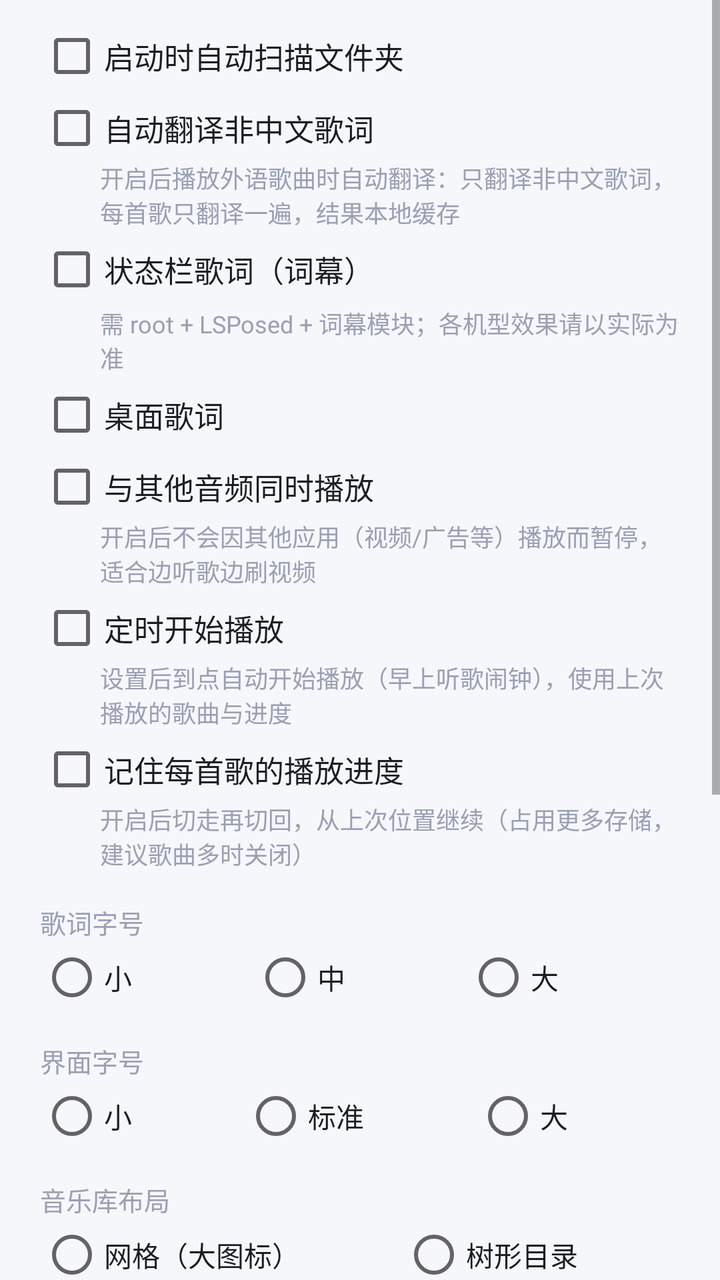
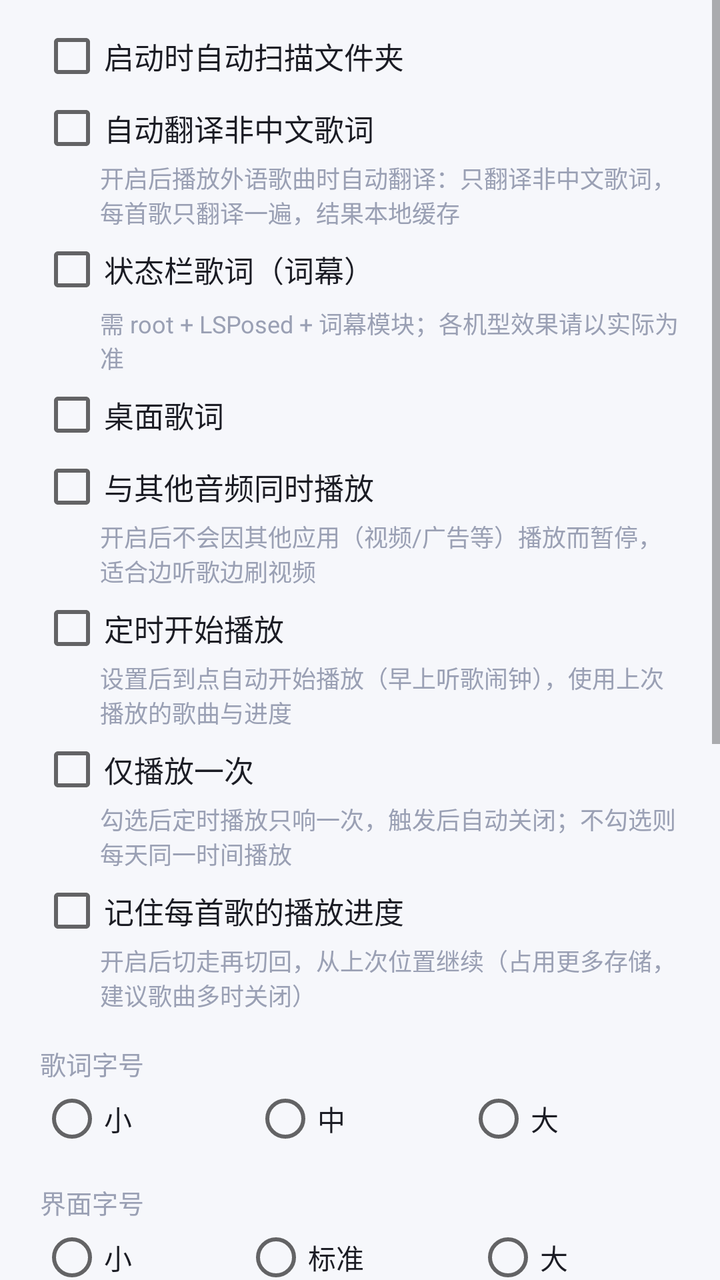

Before-and-after screenshots of an Android layout around one commit, followed by the original layout XML and the change that was made.
<!-- AndroidManifest.xml: application theme Theme.SubtitlePlayer -->
<!-- res/layout/settings_dialog.xml -->
<?xml version="1.0" encoding="utf-8"?>
<ScrollView xmlns:android="http://schemas.android.com/apk/res/android"
    android:layout_width="match_parent"
    android:layout_height="wrap_content">

    <LinearLayout
        android:layout_width="match_parent"
        android:layout_height="wrap_content"
        android:orientation="vertical"
        android:paddingStart="20dp"
        android:paddingEnd="20dp"
        android:paddingTop="12dp"
        android:paddingBottom="4dp">

        <CheckBox
            android:id="@+id/chkAutoScan"
            android:layout_width="match_parent"
            android:layout_height="wrap_content"
            android:text="@string/auto_scan"
            android:textColor="@color/text_primary"
            android:textSize="15sp" />

        <CheckBox
            android:id="@+id/chkAutoTrans"
            android:layout_width="match_parent"
            android:layout_height="wrap_content"
            android:layout_marginTop="4dp"
            android:text="@string/auto_trans"
            android:textColor="@color/text_primary"
            android:textSize="15sp" />

        <TextView
            android:layout_width="match_parent"
            android:layout_height="wrap_content"
            android:layout_marginStart="30dp"
            android:text="@string/auto_trans_hint"
            android:textColor="@color/text_hint"
            android:textSize="12sp" />

        <CheckBox
            android:id="@+id/chkLyricon"
            android:layout_width="match_parent"
            android:layout_height="wrap_content"
            android:layout_marginTop="4dp"
            android:text="@string/lyricon_enabled"
            android:textColor="@color/text_primary"
            android:textSize="15sp" />

        <TextView
            android:layout_width="match_parent"
            android:layout_height="wrap_content"
            android:layout_marginStart="30dp"
            android:layout_marginTop="2dp"
            android:text="@string/lyricon_hint"
            android:textColor="@color/text_hint"
            android:textSize="12sp" />

        <CheckBox
            android:id="@+id/chkDesktopLyrics"
            android:layout_width="match_parent"
            android:layout_height="wrap_content"
            android:layout_marginTop="4dp"
            android:text="@string/desktop_lyrics_label"
            android:textColor="@color/text_primary"
            android:textSize="15sp" />

        <LinearLayout
            android:id="@+id/lyricsGroup"
            android:layout_width="match_parent"
            android:layout_height="wrap_content"
            android:layout_marginStart="30dp"
            android:orientation="vertical"
            android:visibility="gone">

            <TextView
                android:layout_width="match_parent"
                android:layout_height="wrap_content"
                android:layout_marginTop="8dp"
                android:text="@string/desktop_lyrics_size_label"
                android:textColor="@color/text_hint"
                android:textSize="13sp" />

            <RadioGroup
                android:id="@+id/rgDesktopSize"
                android:layout_width="match_parent"
                android:layout_height="wrap_content"
                android:orientation="horizontal">

                <RadioButton
                    android:id="@+id/rbDesktopSizeS"
                    android:layout_width="wrap_content"
                    android:layout_height="wrap_content"
                    android:layout_weight="1"
                    android:tag="0"
                    android:text="@string/size_small"
                    android:textColor="@color/text_primary" />

                <RadioButton
                    android:id="@+id/rbDesktopSizeM"
                    android:layout_width="wrap_content"
                    android:layout_height="wrap_content"
                    android:layout_weight="1"
                    android:tag="1"
                    android:text="@string/size_medium"
                    android:textColor="@color/text_primary" />

                <RadioButton
                    android:id="@+id/rbDesktopSizeL"
                    android:layout_width="wrap_content"
                    android:layout_height="wrap_content"
                    android:layout_weight="1"
                    android:tag="2"
                    android:text="@string/size_large"
                    android:textColor="@color/text_primary" />
            </RadioGroup>

            <TextView
                android:layout_width="match_parent"
                android:layout_height="wrap_content"
                android:layout_marginTop="8dp"
                android:text="@string/desktop_lyrics_alpha_label"
                android:textColor="@color/text_hint"
                android:textSize="13sp" />

            <RadioGroup
                android:id="@+id/rgDesktopAlpha"
                android:layout_width="match_parent"
                android:layout_height="wrap_content"
                android:orientation="horizontal">

                <RadioButton
                    android:id="@+id/rbDesktopAlpha0"
                    android:layout_width="wrap_content"
                    android:layout_height="wrap_content"
                    android:layout_weight="1"
                    android:tag="0"
                    android:text="@string/desktop_lyrics_alpha_0"
                    android:textColor="@color/text_primary" />

                <RadioButton
                    android:id="@+id/rbDesktopAlpha1"
                    android:layout_width="wrap_content"
                    android:layout_height="wrap_content"
                    android:layout_weight="1"
                    android:tag="1"
                    android:text="@string/desktop_lyrics_alpha_1"
                    android:textColor="@color/text_primary" />

                <RadioButton
                    android:id="@+id/rbDesktopAlpha2"
                    android:layout_width="wrap_content"
                    android:layout_height="wrap_content"
                    android:layout_weight="1"
                    android:tag="2"
                    android:text="@string/desktop_lyrics_alpha_2"
                    android:textColor="@color/text_primary" />
            </RadioGroup>

            <CheckBox
                android:id="@+id/chkLyricsLocked"
                android:layout_width="match_parent"
                android:layout_height="wrap_content"
                android:layout_marginTop="4dp"
                android:text="@string/desktop_lyrics_locked"
                android:textColor="@color/text_primary"
                android:textSize="14sp" />
        </LinearLayout>

        <CheckBox
            android:id="@+id/chkMixAudio"
            android:layout_width="match_parent"
            android:layout_height="wrap_content"
            android:layout_marginTop="4dp"
            android:text="@string/mix_audio_label"
            android:textColor="@color/text_primary"
            android:textSize="15sp" />

        <TextView
            android:layout_width="match_parent"
            android:layout_height="wrap_content"
            android:layout_marginStart="30dp"
            android:text="@string/mix_audio_hint"
            android:textColor="@color/text_hint"
            android:textSize="12sp" />

        <CheckBox
            android:id="@+id/chkAlarmPlay"
            android:layout_width="match_parent"
            android:layout_height="wrap_content"
            android:layout_marginTop="4dp"
            android:text="@string/alarm_play"
            android:textColor="@color/text_primary"
            android:textSize="15sp" />

        <TextView
            android:layout_width="match_parent"
            android:layout_height="wrap_content"
            android:layout_marginStart="30dp"
            android:text="@string/alarm_play_hint"
            android:textColor="@color/text_hint"
            android:textSize="12sp" />

        <CheckBox
            android:id="@+id/chkPerSong"
            android:layout_width="match_parent"
            android:layout_height="wrap_content"
            android:layout_marginTop="4dp"
            android:text="@string/per_song_label"
            android:textColor="@color/text_primary"
            android:textSize="15sp" />

        <TextView
            android:layout_width="match_parent"
            android:layout_height="wrap_content"
            android:layout_marginStart="30dp"
            android:text="@string/per_song_hint"
            android:textColor="@color/text_hint"
            android:textSize="12sp" />

        <TextView
            android:layout_width="match_parent"
            android:layout_height="wrap_content"
            android:layout_marginTop="16dp"
            android:text="@string/lyric_size_label"
            android:textColor="@color/text_hint"
            android:textSize="13sp" />

        <RadioGroup
            android:id="@+id/rgLyricSize"
            android:layout_width="match_parent"
            android:layout_height="wrap_content"
            android:layout_marginTop="2dp"
            android:orientation="horizontal">

            <RadioButton
                android:id="@+id/rbLyricSmall"
                android:layout_width="wrap_content"
                android:layout_height="wrap_content"
                android:layout_weight="1"
                android:tag="15"
                android:text="@string/size_small"
                android:textColor="@color/text_primary" />

            <RadioButton
                android:id="@+id/rbLyricMid"
                android:layout_width="wrap_content"
                android:layout_height="wrap_content"
                android:layout_weight="1"
                android:tag="18"
                android:text="@string/size_medium"
                android:textColor="@color/text_primary" />

            <RadioButton
                android:id="@+id/rbLyricLarge"
                android:layout_width="wrap_content"
                android:layout_height="wrap_content"
                android:layout_weight="1"
                android:tag="22"
                android:text="@string/size_large"
                android:textColor="@color/text_primary" />
        </RadioGroup>

        <TextView
            android:layout_width="match_parent"
            android:layout_height="wrap_content"
            android:layout_marginTop="16dp"
            android:text="@string/ui_size_label"
            android:textColor="@color/text_hint"
            android:textSize="13sp" />

        <RadioGroup
            android:id="@+id/rgUiSize"
            android:layout_width="match_parent"
            android:layout_height="wrap_content"
            android:layout_marginTop="2dp"
            android:orientation="horizontal">

            <RadioButton
                android:id="@+id/rbUiSmall"
                android:layout_width="wrap_content"
                android:layout_height="wrap_content"
                android:layout_weight="1"
                android:tag="13"
                android:text="@string/size_small"
                android:textColor="@color/text_primary" />

            <RadioButton
                android:id="@+id/rbUiStd"
                android:layout_width="wrap_content"
                android:layout_height="wrap_content"
                android:layout_weight="1"
                android:tag="15"
                android:text="@string/size_standard"
                android:textColor="@color/text_primary" />

            <RadioButton
                android:id="@+id/rbUiLarge"
                android:layout_width="wrap_content"
                android:layout_height="wrap_content"
                android:layout_weight="1"
                android:tag="17"
                android:text="@string/size_large"
                android:textColor="@color/text_primary" />
        </RadioGroup>

        <TextView
            android:layout_width="match_parent"
            android:layout_height="wrap_content"
            android:layout_marginTop="16dp"
            android:text="@string/lib_layout"
            android:textColor="@color/text_hint"
            android:textSize="13sp" />

        <RadioGroup
            android:id="@+id/rgLibLayout"
            android:layout_width="match_parent"
            android:layout_height="wrap_content"
            android:layout_marginTop="2dp"
            android:orientation="horizontal">

            <RadioButton
                android:id="@+id/rbLibGrid"
                android:layout_width="wrap_content"
                android:layout_height="wrap_content"
                android:layout_weight="1"
                android:tag="0"
                android:text="@string/lib_grid"
                android:textColor="@color/text_primary" />

            <RadioButton
                android:id="@+id/rbLibTree"
                android:layout_width="wrap_content"
                android:layout_height="wrap_content"
                android:layout_weight="1"
                android:tag="1"
                android:text="@string/lib_tree"
                android:textColor="@color/text_primary" />
        </RadioGroup>

        <TextView
            android:layout_width="match_parent"
            android:layout_height="wrap_content"
            android:layout_marginTop="16dp"
            android:text="@string/seek_step_label"
            android:textColor="@color/text_hint"
            android:textSize="13sp" />

        <RadioGroup
            android:id="@+id/rgSeekStep"
            android:layout_width="match_parent"
            android:layout_height="wrap_content"
            android:layout_marginTop="2dp"
            android:orientation="horizontal">

            <RadioButton
                android:layout_width="wrap_content"
                android:layout_height="wrap_content"
                android:layout_weight="1"
                android:tag="1"
                android:text="1s"
                android:textColor="@color/text_primary" />

            <RadioButton
                android:layout_width="wrap_content"
                android:layout_height="wrap_content"
                android:layout_weight="1"
                android:tag="2"
                android:text="2s"
                android:textColor="@color/text_primary" />

            <RadioButton
                android:layout_width="wrap_content"
                android:layout_height="wrap_content"
                android:layout_weight="1"
                android:tag="5"
                android:text="5s"
                android:textColor="@color/text_primary" />

            <RadioButton
                android:layout_width="wrap_content"
                android:layout_height="wrap_content"
                android:layout_weight="1"
                android:tag="10"
                android:text="10s"
                android:textColor="@color/text_primary" />

            <RadioButton
                android:layout_width="wrap_content"
                android:layout_height="wrap_content"
                android:layout_weight="1"
                android:tag="15"
                android:text="15s"
                android:textColor="@color/text_primary" />

            <RadioButton
                android:layout_width="wrap_content"
                android:layout_height="wrap_content"
                android:layout_weight="1"
                android:tag="30"
                android:text="30s"
                android:textColor="@color/text_primary" />
        </RadioGroup>

        <TextView
            android:layout_width="match_parent"
            android:layout_height="wrap_content"
            android:layout_marginTop="16dp"
            android:text="@string/lyric_font_label"
            android:textColor="@color/text_hint"
            android:textSize="13sp" />

        <RadioGroup
            android:id="@+id/rgFont"
            android:layout_width="match_parent"
            android:layout_height="wrap_content"
            android:layout_marginTop="2dp"
            android:orientation="horizontal">

            <RadioButton
                android:id="@+id/rbFontDefault"
                android:layout_width="wrap_content"
                android:layout_height="wrap_content"
                android:layout_weight="1"
                android:tag="0"
                android:text="@string/font_default"
                android:textColor="@color/text_primary" />

            <RadioButton
                android:id="@+id/rbFontSerif"
                android:layout_width="wrap_content"
                android:layout_height="wrap_content"
                android:layout_weight="1"
                android:tag="1"
                android:text="@string/font_serif"
                android:textColor="@color/text_primary" />

            <RadioButton
                android:id="@+id/rbFontMono"
                android:layout_width="wrap_content"
                android:layout_height="wrap_content"
                android:layout_weight="1"
                android:tag="2"
                android:text="@string/font_mono"
                android:textColor="@color/text_primary" />
        </RadioGroup>

        <LinearLayout
            android:layout_width="match_parent"
            android:layout_height="wrap_content"
            android:layout_marginTop="18dp"
            android:orientation="horizontal">

            <Button
                android:id="@+id/btnRescanNow"
                style="@style/BtnStyle"
                android:layout_width="0dp"
                android:layout_height="wrap_content"
                android:layout_marginEnd="6dp"
                android:layout_weight="1"
                android:text="@string/rescan" />

            <Button
                android:id="@+id/btnChangeFolder"
                style="@style/BtnStyle"
                android:layout_width="0dp"
                android:layout_height="wrap_content"
                android:layout_weight="1"
                android:text="@string/change_folder" />
        </LinearLayout>

        <Button
            android:id="@+id/btnAbout"
            style="@style/BtnStyle"
            android:layout_width="match_parent"
            android:layout_height="wrap_content"
            android:layout_marginTop="10dp"
            android:text="@string/about" />

        <Button
            android:id="@+id/btnTransSettings"
            style="@style/BtnStyle"
            android:layout_width="match_parent"
            android:layout_height="wrap_content"
            android:layout_marginTop="10dp"
            android:text="@string/trans_settings" />

        <Button
            android:id="@+id/btnEqSettings"
            style="@style/BtnStyle"
            android:layout_width="match_parent"
            android:layout_height="wrap_content"
            android:layout_marginTop="10dp"
            android:text="@string/eq_entry" />

        <Button
            android:id="@+id/btnTheme"
            style="@style/BtnStyle"
            android:layout_width="match_parent"
            android:layout_height="wrap_content"
            android:layout_marginTop="10dp"
            android:text="@string/theme_entry" />

    </LinearLayout>
</ScrollView>
<!-- resources referenced by this layout -->
<resources>
  <color name="text_hint">#9AA0B4</color>
  <color name="text_primary">#1B1C24</color>
  <string name="about">关于拾音</string>
  <string name="alarm_play">定时开始播放</string>
  <string name="alarm_play_hint">设置后到点自动开始播放（早上听歌闹钟），使用上次播放的歌曲与进度</string>
  <string name="auto_scan">启动时自动扫描文件夹</string>
  <string name="auto_trans">自动翻译非中文歌词</string>
  <string name="auto_trans_hint">开启后播放外语歌曲时自动翻译：只翻译非中文歌词，每首歌只翻译一遍，结果本地缓存</string>
  <string name="change_folder">更换文件夹</string>
  <string name="desktop_lyrics_alpha_0">不透明</string>
  <string name="desktop_lyrics_alpha_1">半透明</string>
  <string name="desktop_lyrics_alpha_2">更透明</string>
  <string name="desktop_lyrics_alpha_label">背景透明度</string>
  <string name="desktop_lyrics_label">桌面歌词</string>
  <string name="desktop_lyrics_locked">锁定位置（不可拖动）</string>
  <string name="desktop_lyrics_size_label">歌词字号</string>
  <string name="eq_entry">音效</string>
  <string name="font_default">默认</string>
  <string name="font_mono">等宽</string>
  <string name="font_serif">衬线</string>
  <string name="lib_grid">网格（大图标）</string>
  <string name="lib_layout">音乐库布局</string>
  <string name="lib_tree">树形目录</string>
  <string name="lyric_font_label">歌词字体</string>
  <string name="lyric_size_label">歌词字号</string>
  <string name="lyricon_enabled">状态栏歌词（词幕）</string>
  <string name="lyricon_hint">需 root + LSPosed + 词幕模块；各机型效果请以实际为准</string>
  <string name="mix_audio_hint">开启后不会因其他应用（视频/广告等）播放而暂停，适合边听歌边刷视频</string>
  <string name="mix_audio_label">与其他音频同时播放</string>
  <string name="per_song_hint">开启后切走再切回，从上次位置继续（占用更多存储，建议歌曲多时关闭）</string>
  <string name="per_song_label">记住每首歌的播放进度</string>
  <string name="rescan">重新扫描</string>
  <string name="seek_step_label">快进退时长</string>
  <string name="size_large">大</string>
  <string name="size_medium">中</string>
  <string name="size_small">小</string>
  <string name="size_standard">标准</string>
  <string name="theme_entry">主题</string>
  <string name="trans_settings">翻译设置</string>
  <string name="ui_size_label">界面字号</string>
  <style name="BtnStyle" parent="Widget.AppCompat.Button">
          <item name="android:background">@drawable/bg_button</item>
          <item name="android:textColor">@color/white</item>
          <item name="android:textAllCaps">false</item>
          <item name="android:textSize">13sp</item>
          <item name="android:minHeight">0dp</item>
          <item name="android:minWidth">0dp</item>
          <item name="android:insetTop">0dp</item>
          <item name="android:insetBottom">0dp</item>
          <item name="android:paddingTop">9dp</item>
          <item name="android:paddingBottom">9dp</item>
          <item name="android:paddingStart">10dp</item>
          <item name="android:paddingEnd">10dp</item>
      </style>
  <style name="Theme.SubtitlePlayer" parent="Theme.AppCompat.DayNight.NoActionBar">
          <item name="android:windowBackground">@color/bg</item>
          <item name="android:statusBarColor">@color/bg</item>
          <item name="android:navigationBarColor">@color/bg</item>
      </style>
  <!-- drawable bg_button (drawable) -->
  <?xml version="1.0" encoding="utf-8"?>
  <shape xmlns:android="http://schemas.android.com/apk/res/android"
      android:shape="rectangle">
      <corners android:radius="22dp" />
      <gradient
          android:angle="0"
          android:endColor="@color/accent_dark"
          android:startColor="@color/accent" />
  </shape>
  <color name="white">#FFFFFF</color>
  <color name="bg">#F6F7FB</color>
  <color name="accent_dark">#3B5BDB</color>
  <color name="accent">#4A6CF7</color>
</resources>

<!-- the commit's change to res/layout/settings_dialog.xml (unified diff, before → after) -->
@@ -201,6 +201,23 @@
             android:textSize="12sp" />
 
         <CheckBox
+            android:id="@+id/chkAlarmOnce"
+            android:layout_width="match_parent"
+            android:layout_height="wrap_content"
+            android:layout_marginTop="4dp"
+            android:text="@string/alarm_once_label"
+            android:textColor="@color/text_primary"
+            android:textSize="15sp" />
+
+        <TextView
+            android:layout_width="match_parent"
+            android:layout_height="wrap_content"
+            android:layout_marginStart="30dp"
+            android:text="@string/alarm_once_hint"
+            android:textColor="@color/text_hint"
+            android:textSize="12sp" />
+
+        <CheckBox
             android:id="@+id/chkPerSong"
             android:layout_width="match_parent"
             android:layout_height="wrap_content"
<!-- resource entries referenced after the edit -->
@@ -3,6 +3,8 @@
   <color name="text_hint">#9AA0B4</color>
   <color name="text_primary">#1B1C24</color>
   <string name="about">关于拾音</string>
+  <string name="alarm_once_hint">勾选后定时播放只响一次，触发后自动关闭；不勾选则每天同一时间播放</string>
+  <string name="alarm_once_label">仅播放一次</string>
   <string name="alarm_play">定时开始播放</string>
   <string name="alarm_play_hint">设置后到点自动开始播放（早上听歌闹钟），使用上次播放的歌曲与进度</string>
   <string name="auto_scan">启动时自动扫描文件夹</string>
